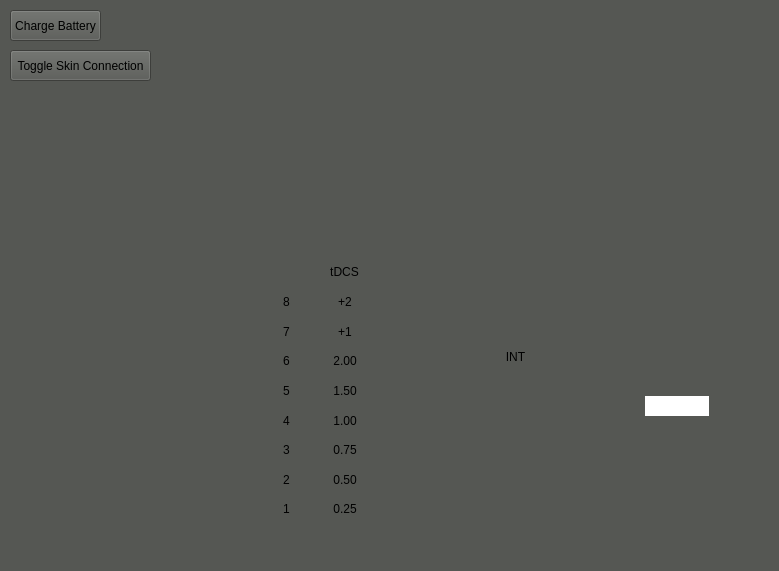
First picture: the form in oasisProSimulation/mainwindow.ui, repository C-C-Shen/Oasis-Pro-Device-Simulation, before the edit.
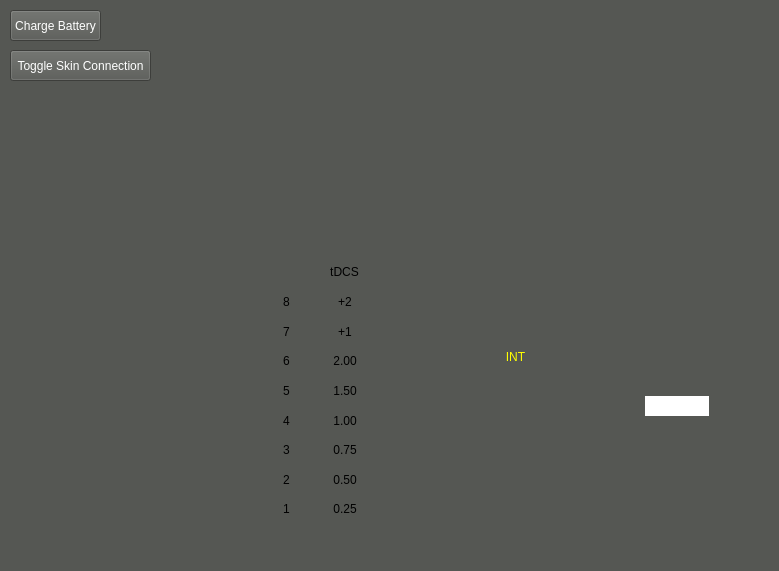
Second picture: the form after the edit. Icons and pictures are not drawn.

Diff of the .ui file:
```diff
--- a/oasisProSimulation/mainwindow.ui
+++ b/oasisProSimulation/mainwindow.ui
@@ -29,6 +29,9 @@
     <layout class="QVBoxLayout" name="intensityButtons">
      <item>
       <widget class="QLabel" name="intensityLabel">
+       <property name="styleSheet">
+        <string notr="true">color: yellow;</string>
+       </property>
        <property name="text">
         <string>INT</string>
        </property>
@@ -475,6 +478,9 @@
       <height>31</height>
      </rect>
     </property>
+    <property name="styleSheet">
+     <string notr="true">color: white</string>
+    </property>
     <property name="text">
      <string>Charge Battery</string>
     </property>
@@ -488,6 +494,9 @@
       <height>31</height>
      </rect>
     </property>
+    <property name="styleSheet">
+     <string notr="true">color: white</string>
+    </property>
     <property name="text">
      <string>Toggle Skin Connection</string>
     </property>
```
Left out of the diff: 2 changed lines with no effect on the pictures.
